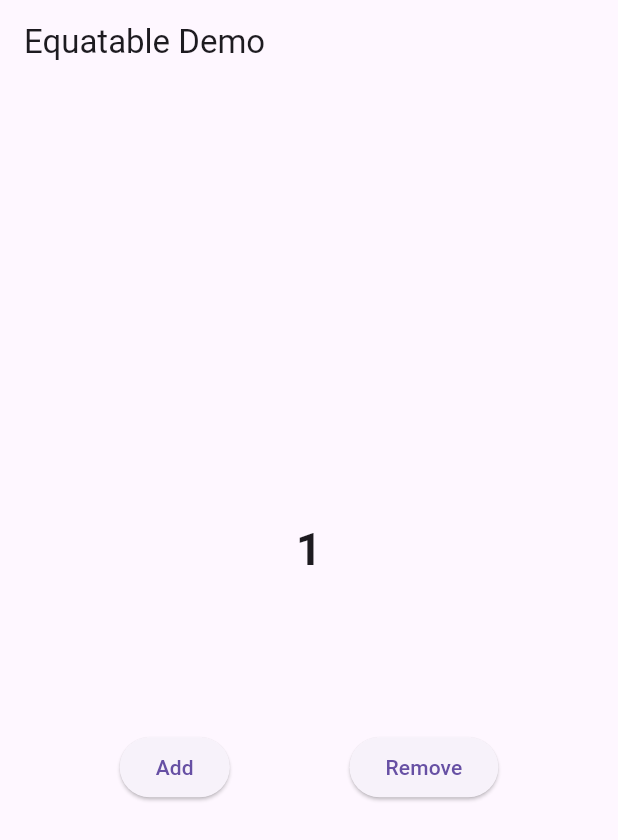
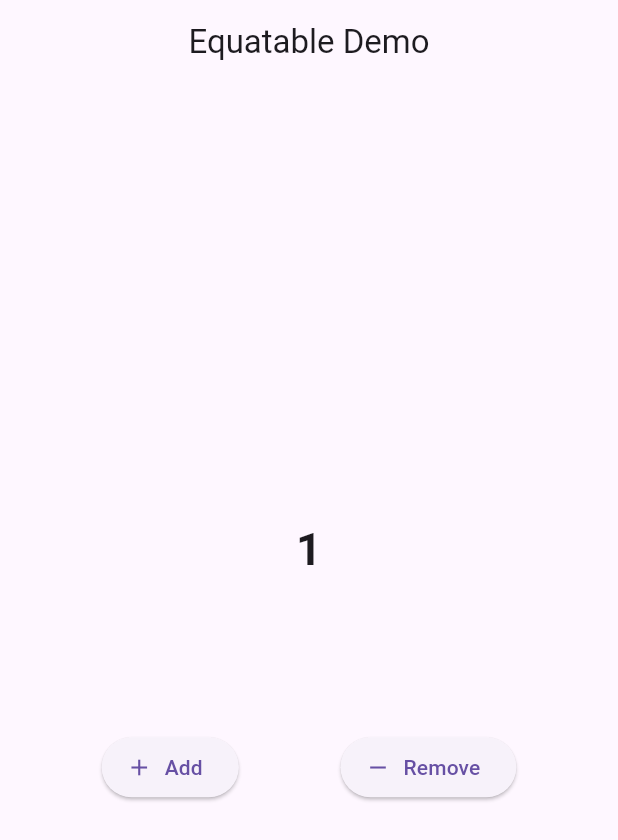
Before and after one commit to ankitpsamrat/Flutter-bloc-explore, a Flutter app: the screen it shows after launch, after a tap on "Add", on a phone screen of 412 x 824 dp. Shown: the top 840 px of the screen. Run offline on Flutter 3.47's test engine with Material 3 defaults, Android fonts, the phone set to English and light mode, and no system bars; our stand-ins replace bloc, email_validator, equatable, flutter_bloc.

Commit message:
complete equatable

```diff
--- a/lib/main.dart
+++ b/lib/main.dart
@@ -1,5 +1,8 @@
+import 'package:flutter/material.dart';
+import 'package:flutter_bloc/flutter_bloc.dart';
+
+import 'package:bloc_package/using_equatable/bloc/counter_bloc.dart';
 import 'package:bloc_package/using_equatable/screens/home_screen.dart';
-import 'package:flutter/material.dart';
 
 void main() {
   runApp(const MyApp());
@@ -10,8 +13,9 @@ class MyApp extends StatelessWidget {
 
   @override
   Widget build(BuildContext context) {
-    return const MaterialApp(
+    return MaterialApp(
       debugShowCheckedModeBanner: false,
+      title: 'Bloc Explore',
 
       // for example 1
       // initialRoute: 'home',
@@ -20,14 +24,17 @@ class MyApp extends StatelessWidget {
       //   'signIn': (context) => const SignInScreen(),
       // },
 
-      // for counter
+      // for example 2
       // home: BlocProvider<CounterBloc>(
       //   create: (context) => CounterBloc(),
-      //   child: const HomeScreen(),
+      //   child: const CounterDemo(),
       // ),
 
-      // example 3
-      home: EquatableDemo(),
+      // for equatable example
+      home: BlocProvider(
+        create: (context) => CounterBloc(),
+        child: const EquatableDemo(),
+      ),
     );
   }
 }
--- a/lib/using_equatable/bloc/counter_bloc.dart
+++ b/lib/using_equatable/bloc/counter_bloc.dart
@@ -5,9 +5,16 @@ part 'counter_event.dart';
 part 'counter_state.dart';
 
 class CounterBloc extends Bloc<CounterEvent, CounterState> {
-  CounterBloc() : super(CounterInitial()) {
-    on<CounterEvent>((event, emit) {
-      // TODO: implement event handler
-    });
+  CounterBloc() : super(const CounterState()) {
+    on<IncrementCounter>(_increment);
+    on<DecrementCounter>(_decrement);
+  }
+
+  void _increment(IncrementCounter event, Emitter<CounterState> emit) {
+    emit(state.copyWith(counter: state.counter + 1));
+  }
+
+  void _decrement(DecrementCounter event, Emitter<CounterState> emit) {
+    emit(state.copyWith(counter: state.counter - 1));
   }
 }
--- a/lib/using_equatable/bloc/counter_event.dart
+++ b/lib/using_equatable/bloc/counter_event.dart
@@ -7,6 +7,6 @@ abstract class CounterEvent extends Equatable {
   List<Object> get props => [];
 }
 
-class CounterIncremented extends CounterEvent {}
+class IncrementCounter extends CounterEvent {}
 
-class CounterDecremented extends CounterEvent {}
+class DecrementCounter extends CounterEvent {}
--- a/lib/using_equatable/bloc/counter_state.dart
+++ b/lib/using_equatable/bloc/counter_state.dart
@@ -1,19 +1,16 @@
 part of 'counter_bloc.dart';
 
-abstract class CounterState extends Equatable {
-  const CounterState();
+class CounterState extends Equatable {
+  final int counter;
+
+  const CounterState({this.counter = 0});
+
+  CounterState copyWith({int? counter}) {
+    return CounterState(
+      counter: counter ?? this.counter,
+    );
+  }
 
   @override
-  List<Object> get props => [];
+  List<Object> get props => [counter];
 }
-
-class CounterInitial extends CounterState {}
-
-class CounterUpdate extends CounterState {
-  final int count;
-
-  const CounterUpdate({required this.count});
-
-  @override
-  List<Object> get props => [count];
-}
--- a/lib/using_equatable/screens/home_screen.dart
+++ b/lib/using_equatable/screens/home_screen.dart
@@ -1,4 +1,6 @@
+import 'package:bloc_package/using_equatable/bloc/counter_bloc.dart';
 import 'package:flutter/material.dart';
+import 'package:flutter_bloc/flutter_bloc.dart';
 
 class EquatableDemo extends StatelessWidget {
   const EquatableDemo({Key? key}) : super(key: key);
@@ -7,29 +9,40 @@ class EquatableDemo extends StatelessWidget {
   Widget build(BuildContext context) {
     return Scaffold(
       appBar: AppBar(
+        centerTitle: true,
         title: const Text('Equatable Demo'),
       ),
       body: Column(
         mainAxisAlignment: MainAxisAlignment.center,
         children: [
-          const Text(
-            '1',
-            style: TextStyle(
-              fontSize: 30,
-              fontWeight: FontWeight.w700,
-            ),
+          BlocBuilder<CounterBloc, CounterState>(
+            builder: (context, state) {
+              return Text(
+                state.counter.toString(),
+                style: const TextStyle(
+                  fontSize: 30,
+                  fontWeight: FontWeight.w700,
+                ),
+              );
+            },
           ),
           const SizedBox(height: 100),
           Row(
             mainAxisAlignment: MainAxisAlignment.spaceEvenly,
             children: [
-              ElevatedButton(
-                child: const Text('Add'),
-                onPressed: () {},
+              ElevatedButton.icon(
+                label: const Text('Add'),
+                icon: const Icon(Icons.add),
+                onPressed: () {
+                  context.read<CounterBloc>().add(IncrementCounter());
+                },
               ),
-              ElevatedButton(
-                child: const Text('Remove'),
-                onPressed: () {},
+              ElevatedButton.icon(
+                label: const Text('Remove'),
+                icon: const Icon(Icons.remove),
+                onPressed: () {
+                  context.read<CounterBloc>().add(DecrementCounter());
+                },
               ),
             ],
           ),
```
